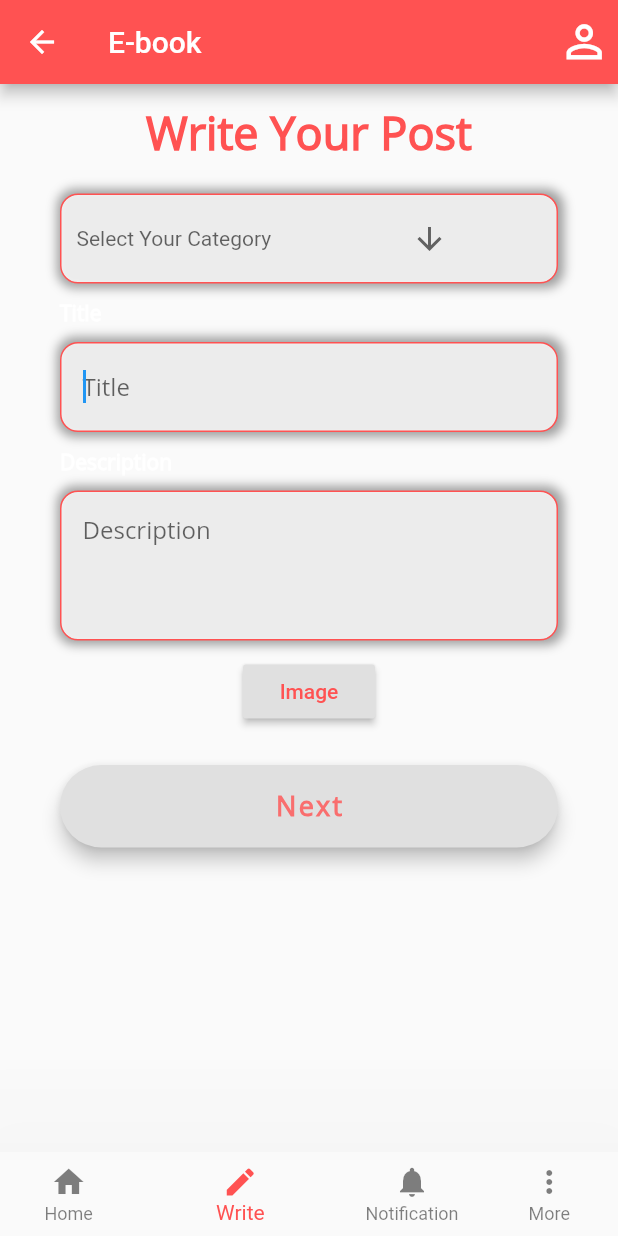
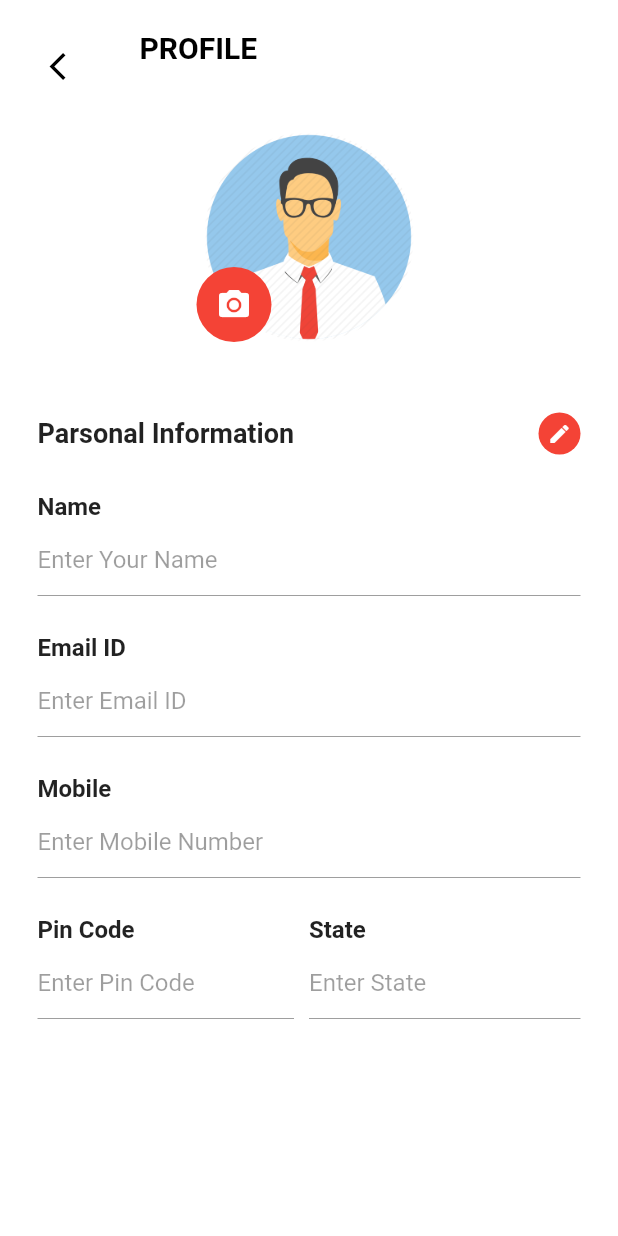
Before and after one commit to pramod1109/online_book, a Flutter app: the HomeScreen screen opened directly with empty values, item 2 of the bottom bar chosen, after a tap on the "person outline" icon, on a phone screen of 412 x 824 dp. Run offline on Flutter 3.47's test engine with Material 2 defaults, Android fonts, the phone set to English and light mode, and no system bars; our stand-ins replace carousel_pro, cloud_firestore, firebase_auth, firebase_storage, flutter_html, google_sign_in and 1 more; missing offline and left inert: notustohtml, quill_delta, zefyr; accounts and stored records are empty; Roboto replaces fonts that are missing (sans-serif-light).

Commit message:
profile page added profile page backend not done

```diff
--- /dev/null
+++ b/lib/screens/ProfileScreen.dart
@@ -0,0 +1,389 @@
+import 'package:flutter/material.dart';
+import 'package:flutter/cupertino.dart';
+import 'package:online_book/screens/homescreen.dart';
+
+class ProfileScreen extends StatefulWidget {
+  @override
+  _ProfileScreenState createState() => _ProfileScreenState();
+}
+
+class _ProfileScreenState extends State<ProfileScreen>
+    with SingleTickerProviderStateMixin {
+  bool _status = true;
+  final FocusNode myFocusNode = FocusNode();
+
+  @override
+  void initState() {
+    // TODO: implement initState
+    super.initState();
+  }
+
+  @override
+  Widget build(BuildContext context) {
+    return new Scaffold(
+        body: new Container(
+          color: Colors.white,
+          child: new ListView(
+            children: <Widget>[
+              Column(
+                children: <Widget>[
+                  new Container(
+                    height: 250.0,
+                    color: Colors.white,
+                    child: new Column(
+                      children: <Widget>[
+                        Padding(
+                            padding: EdgeInsets.only(left: 20.0, top: 20.0),
+                            child: new Row(
+                              crossAxisAlignment: CrossAxisAlignment.start,
+                              children: <Widget>[
+                                new IconButton(
+                                  icon: Icon(Icons.arrow_back_ios,
+                                    color: Colors.black,
+                                    size: 22.0,),
+                                  onPressed: (){Navigator.push(context, MaterialPageRoute(builder: (context)=>HomeScreen()));},
+                                ),
+                                Padding(
+                                  padding: EdgeInsets.only(left: 25.0),
+                                  child: new Text('PROFILE',
+                                      style: TextStyle(
+                                          fontWeight: FontWeight.bold,
+                                          fontSize: 20.0,
+                                          fontFamily: 'sans-serif-light',
+                                          color: Colors.black)),
+                                )
+                              ],
+                            )),
+                        Padding(
+                          padding: EdgeInsets.only(top: 20.0),
+                          child: new Stack(fit: StackFit.loose, children: <Widget>[
+                            new Row(
+                              crossAxisAlignment: CrossAxisAlignment.center,
+                              mainAxisAlignment: MainAxisAlignment.center,
+                              children: <Widget>[
+                                new Container(
+                                    width: 140.0,
+                                    height: 140.0,
+                                    decoration: new BoxDecoration(
+                                      shape: BoxShape.circle,
+                                      image: new DecorationImage(
+                                        image: new ExactAssetImage(
+                                            'assets/images/as.png'),
+                                        fit: BoxFit.cover,
+                                      ),
+                                    )),
+                              ],
+                            ),
+                            Padding(
+                                padding: EdgeInsets.only(top: 90.0, right: 100.0),
+                                child: new Row(
+                                  mainAxisAlignment: MainAxisAlignment.center,
+                                  children: <Widget>[
+                                    new CircleAvatar(
+                                      backgroundColor: Colors.red,
+                                      radius: 25.0,
+                                      child: new Icon(
+                                        Icons.camera_alt,
+                                        color: Colors.white,
+                                      ),
+                                    )
+                                  ],
+                                )),
+                          ]),
+                        )
+                      ],
+                    ),
+                  ),
+                  new Container(
+                    color: Color(0xffFFFFFF),
+                    child: Padding(
+                      padding: EdgeInsets.only(bottom: 25.0),
+                      child: new Column(
+                        crossAxisAlignment: CrossAxisAlignment.start,
+                        mainAxisAlignment: MainAxisAlignment.start,
+                        children: <Widget>[
+                          Padding(
+                              padding: EdgeInsets.only(
+                                  left: 25.0, right: 25.0, top: 25.0),
+                              child: new Row(
+                                mainAxisAlignment: MainAxisAlignment.spaceBetween,
+                                mainAxisSize: MainAxisSize.max,
+                                children: <Widget>[
+                                  new Column(
+                                    mainAxisAlignment: MainAxisAlignment.start,
+                                    mainAxisSize: MainAxisSize.min,
+                                    children: <Widget>[
+                                      new Text(
+                                        'Parsonal Information',
+                                        style: TextStyle(
+                                            fontSize: 18.0,
+                                            fontWeight: FontWeight.bold),
+                                      ),
+                                    ],
+                                  ),
+                                  new Column(
+                                    mainAxisAlignment: MainAxisAlignment.end,
+                                    mainAxisSize: MainAxisSize.min,
+                                    children: <Widget>[
+                                      _status ? _getEditIcon() : new Container(),
+                                    ],
+                                  )
+                                ],
+                              )),
+                          Padding(
+                              padding: EdgeInsets.only(
+                                  left: 25.0, right: 25.0, top: 25.0),
+                              child: new Row(
+                                mainAxisSize: MainAxisSize.max,
+                                children: <Widget>[
+                                  new Column(
+                                    mainAxisAlignment: MainAxisAlignment.start,
+                                    mainAxisSize: MainAxisSize.min,
+                                    children: <Widget>[
+                                      new Text(
+                                        'Name',
+                                        style: TextStyle(
+                                            fontSize: 16.0,
+                                            fontWeight: FontWeight.bold),
+                                      ),
+                                    ],
+                                  ),
+                                ],
+                              )),
+                          Padding(
+                              padding: EdgeInsets.only(
+                                  left: 25.0, right: 25.0, top: 2.0),
+                              child: new Row(
+                                mainAxisSize: MainAxisSize.max,
+                                children: <Widget>[
+                                  new Flexible(
+                                    child: new TextField(
+                                      decoration: const InputDecoration(
+                                        hintText: "Enter Your Name",
+                                      ),
+                                      enabled: !_status,
+                                      autofocus: !_status,
+
+                                    ),
+                                  ),
+                                ],
+                              )),
+                          Padding(
+                              padding: EdgeInsets.only(
+                                  left: 25.0, right: 25.0, top: 25.0),
+                              child: new Row(
+                                mainAxisSize: MainAxisSize.max,
+                                children: <Widget>[
+                                  new Column(
+                                    mainAxisAlignment: MainAxisAlignment.start,
+                                    mainAxisSize: MainAxisSize.min,
+                                    children: <Widget>[
+                                      new Text(
+                                        'Email ID',
+                                        style: TextStyle(
+                                            fontSize: 16.0,
+                                            fontWeight: FontWeight.bold),
+                                      ),
+                                    ],
+                                  ),
+                                ],
+                              )),
+                          Padding(
+                              padding: EdgeInsets.only(
+                                  left: 25.0, right: 25.0, top: 2.0),
+                              child: new Row(
+                                mainAxisSize: MainAxisSize.max,
+                                children: <Widget>[
+                                  new Flexible(
+                                    child: new TextField(
+                                      decoration: const InputDecoration(
+                                          hintText: "Enter Email ID"),
+                                      enabled: !_status,
+                                    ),
+                                  ),
+                                ],
+                              )),
+                          Padding(
+                              padding: EdgeInsets.only(
+                                  left: 25.0, right: 25.0, top: 25.0),
+                              child: new Row(
+                                mainAxisSize: MainAxisSize.max,
+                                children: <Widget>[
+                                  new Column(
+                                    mainAxisAlignment: MainAxisAlignment.start,
+                                    mainAxisSize: MainAxisSize.min,
+                                    children: <Widget>[
+                                      new Text(
+                                        'Mobile',
+                                        style: TextStyle(
+                                            fontSize: 16.0,
+                                            fontWeight: FontWeight.bold),
+                                      ),
+                                    ],
+                                  ),
+                                ],
+                              )),
+                          Padding(
+                              padding: EdgeInsets.only(
+                                  left: 25.0, right: 25.0, top: 2.0),
+                              child: new Row(
+                                mainAxisSize: MainAxisSize.max,
+                                children: <Widget>[
+                                  new Flexible(
+                                    child: new TextField(
+                                      decoration: const InputDecoration(
+                                          hintText: "Enter Mobile Number"),
+                                      enabled: !_status,
+                                    ),
+                                  ),
+                                ],
+                              )),
+                          Padding(
+                              padding: EdgeInsets.only(
+                                  left: 25.0, right: 25.0, top: 25.0),
+                              child: new Row(
+                                mainAxisSize: MainAxisSize.max,
+                                mainAxisAlignment: MainAxisAlignment.start,
+                                children: <Widget>[
+                                  Expanded(
+                                    child: Container(
+                                      child: new Text(
+                                        'Pin Code',
+                                        style: TextStyle(
+                                            fontSize: 16.0,
+                                            fontWeight: FontWeight.bold),
+                                      ),
+                                    ),
+                                    flex: 2,
+                                  ),
+                                  Expanded(
+                                    child: Container(
+                                      child: new Text(
+                                        'State',
+                                        style: TextStyle(
+                                            fontSize: 16.0,
+                                            fontWeight: FontWeight.bold),
+                                      ),
+                                    ),
+                                    flex: 2,
+                                  ),
+                                ],
+                              )),
+                          Padding(
+                              padding: EdgeInsets.only(
+                                  left: 25.0, right: 25.0, top: 2.0),
+                              child: new Row(
+                                mainAxisSize: MainAxisSize.max,
+                                mainAxisAlignment: MainAxisAlignment.start,
+                                children: <Widget>[
+                                  Flexible(
+                                    child: Padding(
+                                      padding: EdgeInsets.only(right: 10.0),
+                                      child: new TextField(
+                                        decoration: const InputDecoration(
+                                            hintText: "Enter Pin Code"),
+                                        enabled: !_status,
+                                      ),
+                                    ),
+                                    flex: 2,
+                                  ),
+                                  Flexible(
+                                    child: new TextField(
+                                      decoration: const InputDecoration(
+                                          hintText: "Enter State"),
+                                      enabled: !_status,
+                                    ),
+                                    flex: 2,
+                                  ),
+                                ],
+                              )),
+                          !_status ? _getActionButtons() : new Container(),
+                        ],
+                      ),
+                    ),
+                  )
+                ],
+              ),
+            ],
+          ),
+        ));
+  }
+
+  @override
+  void dispose() {
+    // Clean up the controller when the Widget is disposed
+    myFocusNode.dispose();
+    super.dispose();
+  }
+
+  Widget _getActionButtons() {
+    return Padding(
+      padding: EdgeInsets.only(left: 25.0, right: 25.0, top: 45.0),
+      child: new Row(
+        mainAxisSize: MainAxisSize.max,
+        mainAxisAlignment: MainAxisAlignment.start,
+        children: <Widget>[
+          Expanded(
+            child: Padding(
+              padding: EdgeInsets.only(right: 10.0),
+              child: Container(
+                  child: new RaisedButton(
+                    child: new Text("Save"),
+                    textColor: Colors.white,
+                    color: Colors.green,
+                    onPressed: () {
+                      setState(() {
+                        _status = true;
+                        FocusScope.of(context).requestFocus(new FocusNode());
+                      });
+                    },
+                    shape: new RoundedRectangleBorder(
+                        borderRadius: new BorderRadius.circular(20.0)),
+                  )),
+            ),
+            flex: 2,
+          ),
+          Expanded(
+            child: Padding(
+              padding: EdgeInsets.only(left: 10.0),
+              child: Container(
+                  child: new RaisedButton(
+                    child: new Text("Cancel"),
+                    textColor: Colors.white,
+                    color: Colors.red,
+                    onPressed: () {
+                      setState(() {
+                        _status = true;
+                        FocusScope.of(context).requestFocus(new FocusNode());
+                      });
+                    },
+                    shape: new RoundedRectangleBorder(
+                        borderRadius: new BorderRadius.circular(20.0)),
+                  )),
+            ),
+            flex: 2,
+          ),
+        ],
+      ),
+    );
+  }
+
+  Widget _getEditIcon() {
+    return new GestureDetector(
+      child: new CircleAvatar(
+        backgroundColor: Colors.red,
+        radius: 14.0,
+        child: new Icon(
+          Icons.edit,
+          color: Colors.white,
+          size: 16.0,
+        ),
+      ),
+      onTap: () {
+        setState(() {
+          _status = false;
+        });
+      },
+    );
+  }
+}
--- a/lib/screens/homescreen.dart
+++ b/lib/screens/homescreen.dart
@@ -1,12 +1,10 @@
 import 'package:firebase_auth/firebase_auth.dart';
 import 'package:flutter/material.dart';
-import 'package:flutter/services.dart';
+import 'package:online_book/screens/ProfileScreen.dart';
 import 'package:online_book/screens/home_screen_cat.dart';
-import 'package:online_book/screens/login_screen.dart';
 import 'package:online_book/screens/write_screen.dart';
-import 'package:online_book/views/home_grid.dart';
 
-List<String> _contents = <String>['Home', 'Write','Notification','More'];
+List<String> _contents = <String>['Home', 'Write','Notification','More','Library'];
 
 class HomeScreen extends StatefulWidget {
 
@@ -71,6 +69,10 @@ class _HomeScreenState extends State<HomeScreen> {
           title: Text(_contents[2]),
         ),
         BottomNavigationBarItem(
+          icon: Icon(Icons.library_books),
+          title: Text(_contents[4]),
+        ),
+        BottomNavigationBarItem(
           icon: Icon(Icons.more_vert),
           title: Text(_contents[3]),
         ),
@@ -93,6 +95,7 @@ class _HomeScreenState extends State<HomeScreen> {
               size: 35.0,
               ),
             onPressed: () {
+              Navigator.push(context, MaterialPageRoute(builder: (context)=>ProfileScreen()));
             },
           ),
         ],
@@ -134,6 +137,8 @@ class BottomNavContents extends StatelessWidget {
         return WriteScreen();
       case 2:
         return Text("Coming soon");
+      case 3:
+        return Text("Coming soon");
       default:
         return Text("Coming soon");
     }
--- a/lib/screens/write_screen.dart
+++ b/lib/screens/write_screen.dart
@@ -218,7 +218,7 @@ class _WriteScreenState extends State<WriteScreen> {
       ],
     );
   }
-
+/*
   Widget _buildDesTF() {
     return Column(
       crossAxisAlignment: CrossAxisAlignment.start,
@@ -260,52 +260,8 @@ class _WriteScreenState extends State<WriteScreen> {
       ],
     );
   }
-/*
-  Widget _buildStoryTF() {
-    return Column(
-      crossAxisAlignment: CrossAxisAlignment.start,
-      children: <Widget>[
-        Text(
-          'Story',
-          style: kLabelStyle,
-        ),
-        SizedBox(height: 10.0),
-        Container(
-          alignment: Alignment.topLeft,
-          decoration: BoxDecoration(
-              color: Colors.white.withOpacity(0.8),
-              border: Border.all(color: Colors.redAccent),
-              borderRadius: BorderRadius.circular(12),
-              boxShadow: [BoxShadow(
-                  color: Colors.grey[800].withOpacity(0.5),
-                  spreadRadius: 3,
-                  blurRadius: 5,
-                  offset: Offset(1.0,0)// changes position of shadow
-              ),]
-          ),
-          height: 160.0,
-          child: TextField(
-            controller: _storyController,
-            keyboardType: TextInputType.multiline,
-            textInputAction: TextInputAction.newline,
-            maxLines: null,
-            style: TextStyle(
-              color: Colors.white,
-              fontFamily: 'OpenSans',
 
-            ),
-            decoration: InputDecoration(
-              border: InputBorder.none,
-              contentPadding: EdgeInsets.all(14.0),
-              hintText: 'Enter Story',
-            ),
-          ),
-        ),
-      ],
-    );
-  }
-
-*/
+  */
   Widget _buildNextBtn() {
     return Container(
       padding: EdgeInsets.symmetric(vertical: 25.0),
@@ -373,7 +329,7 @@ class _WriteScreenState extends State<WriteScreen> {
                       SizedBox(height: 10.0,),
                       _buildTitleTF(),
                       SizedBox(height: 10.0,),
-                      _buildDesTF(),
+                     // _buildDesTF(),
                       SizedBox(height: 10.0,),
                       _image == null ? RaisedButton(
                         child: Text(
--- a/lib/views/home_grid.dart
+++ b/lib/views/home_grid.dart
@@ -88,10 +88,7 @@ class GridList extends StatelessWidget{
                                 ),
                               ),
                               onPressed: () {
-                                Navigator.push(
-                                  context,
-                                  MaterialPageRoute(builder: (context) => HorrorScreen()),
-                                );
+                                Navigator.push(context, MaterialPageRoute(builder: (context) => HorrorScreen()),);
                               },
                               padding: EdgeInsets.all(0.0),
                             )
--- a/pubspec.yaml
+++ b/pubspec.yaml
@@ -65,6 +65,7 @@ flutter:
     - assets/images/2.jpeg
     - assets/images/3.jpeg
     - assets/images/4.jpeg
+    - assets/images/as.png
     #   - images/a_dot_burr.jpeg
     #   - images/a_dot_ham.jpeg
   fonts:
```
Also changed, not shown: assets/images/as.png (added).
